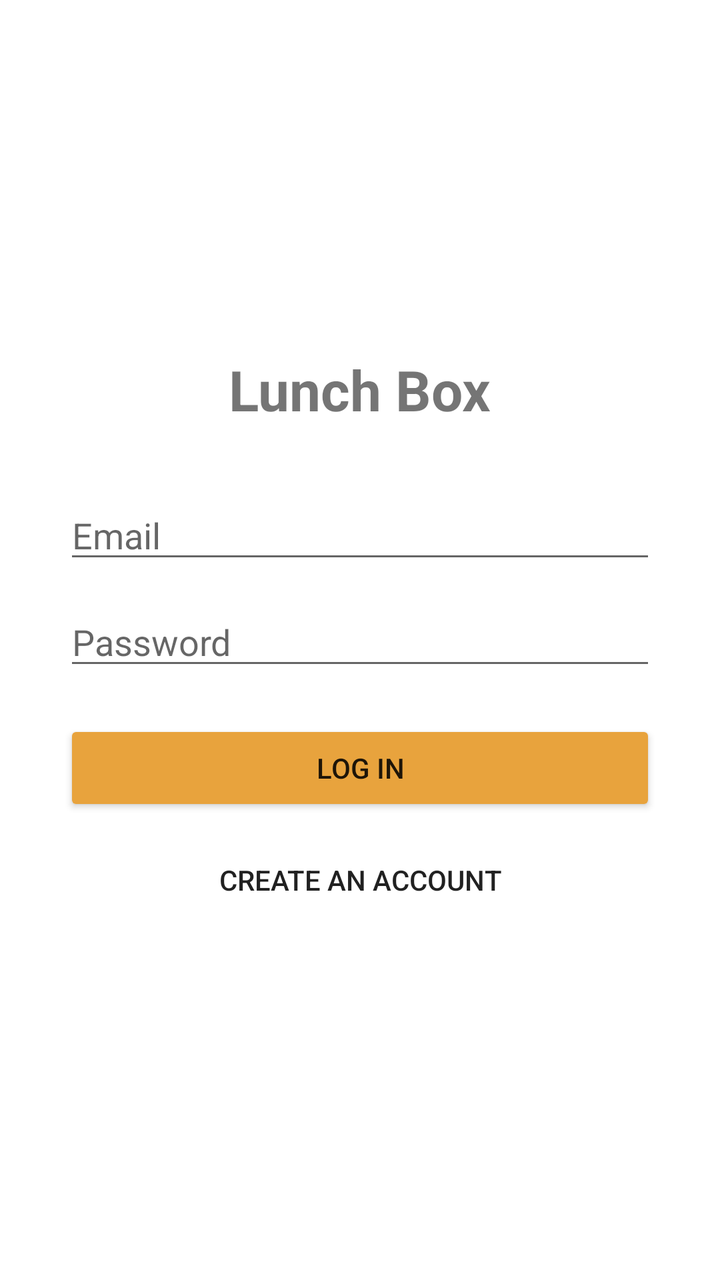
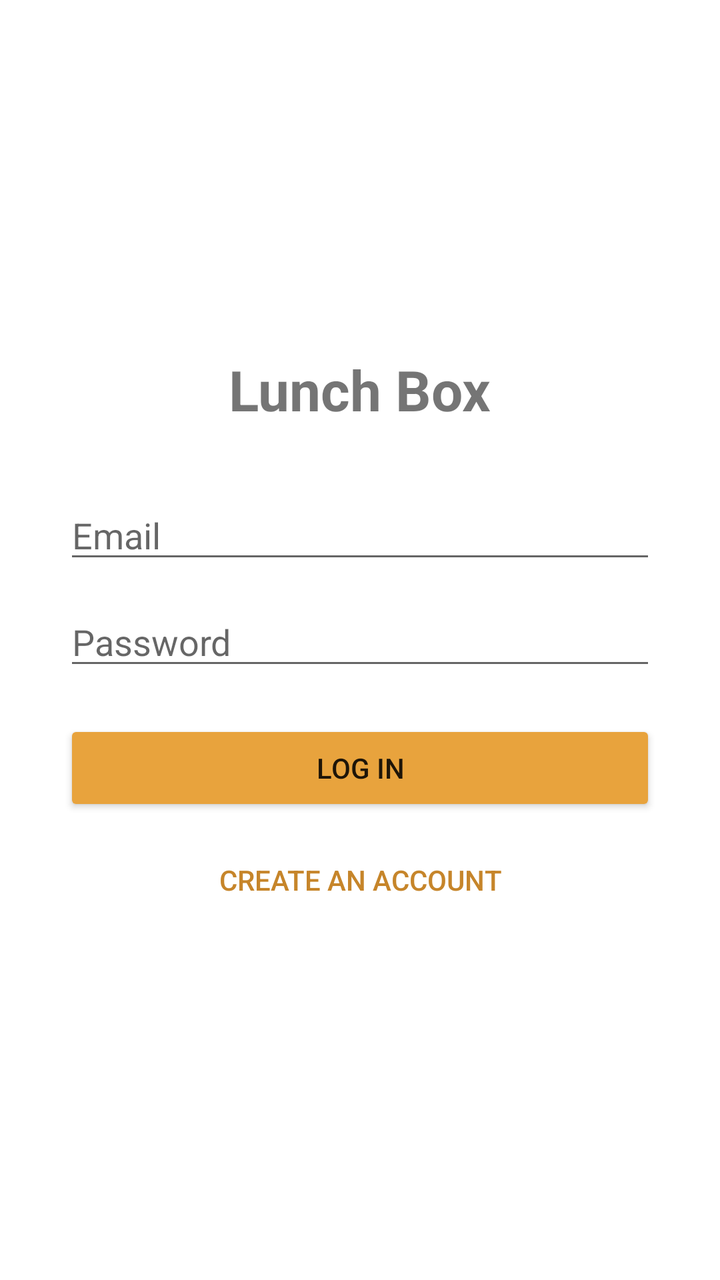

Screens rendered from an Android XML layout before and after an edit, with the pre-edit source and the edit as a unified diff.
<!-- AndroidManifest.xml: application theme Theme.LunchBox -->
<!-- res/layout/activity_login.xml -->
<?xml version="1.0" encoding="utf-8"?>
<LinearLayout xmlns:android="http://schemas.android.com/apk/res/android"
    android:layout_width="match_parent"
    android:layout_height="match_parent"
    android:gravity="center"
    android:orientation="vertical"
    android:padding="32dp">

    <TextView
        android:layout_width="wrap_content"
        android:layout_height="wrap_content"
        android:layout_marginBottom="32dp"
        android:text="Lunch Box"
        android:textSize="28sp"
        android:textStyle="bold" />

    <com.google.android.material.textfield.TextInputEditText
        android:id="@+id/emailInput"
        android:layout_width="match_parent"
        android:layout_height="wrap_content"
        android:hint="Email"
        android:inputType="textEmailAddress" />

    <com.google.android.material.textfield.TextInputEditText
        android:id="@+id/passwordInput"
        android:layout_width="match_parent"
        android:layout_height="wrap_content"
        android:layout_marginTop="12dp"
        android:hint="Password"
        android:inputType="textPassword" />

    <TextView
        android:id="@+id/loginError"
        android:layout_width="match_parent"
        android:layout_height="wrap_content"
        android:layout_marginTop="8dp"
        android:textColor="#CC0000"
        android:visibility="gone" />

    <Button
        android:id="@+id/loginButton"
        android:layout_width="match_parent"
        android:layout_height="wrap_content"
        android:layout_marginTop="20dp"
        android:backgroundTint="#E8A33D"
        android:text="Log in" />

    <Button
        android:id="@+id/goToRegisterButton"
        android:layout_width="match_parent"
        android:layout_height="wrap_content"
        android:layout_marginTop="8dp"
        android:background="@android:color/transparent"
        android:text="Create an account" />

</LinearLayout>
<!-- resources referenced by this layout -->
<resources>
  <style name="Theme.LunchBox" parent="Theme.MaterialComponents.DayNight.NoActionBar">
          <item name="colorPrimary">#E8A33D</item>
          <item name="colorPrimaryVariant">#C6852A</item>
          <item name="colorOnPrimary">#FFFFFF</item>
          <item name="colorSecondary">#3D6E8A</item>
          <item name="android:statusBarColor" tools:targetApi="l">#C6852A</item>
      </style>
</resources>

<!-- the commit's change to res/layout/activity_login.xml (unified diff, before → after) -->
@@ -51,6 +51,7 @@
         android:layout_height="wrap_content"
         android:layout_marginTop="8dp"
         android:background="@android:color/transparent"
+        android:textColor="#C6852A"
         android:text="Create an account" />
 
 </LinearLayout>
